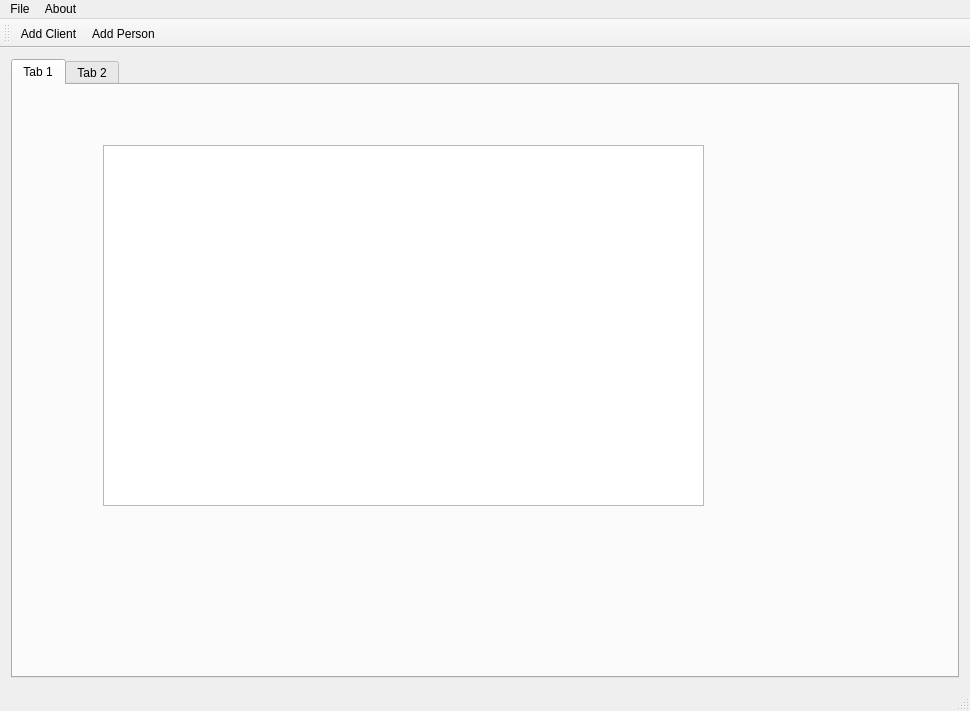
The window that mainwindow.ui (penghanyuan/ProjectQt) describes before a commit, drawn with Qt 5.
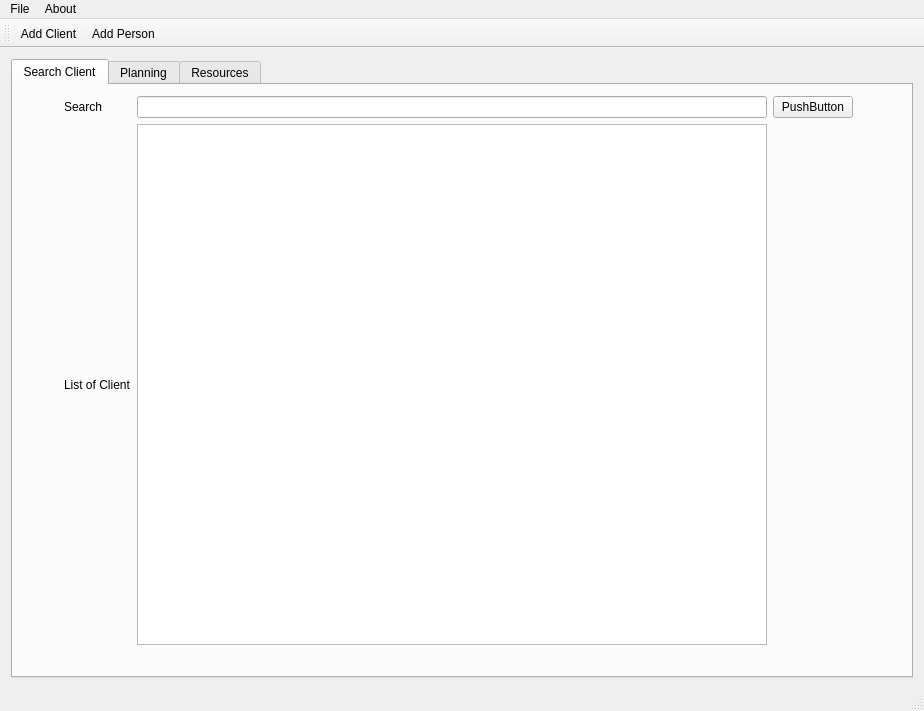
The same window after the commit. Icons and pictures are not drawn.

Patch:
```diff
--- a/mainwindow.ui
+++ b/mainwindow.ui
@@ -6,7 +6,7 @@
    <rect>
     <x>0</x>
     <y>0</y>
-    <width>970</width>
+    <width>924</width>
     <height>711</height>
    </rect>
   </property>
@@ -28,22 +28,110 @@
       </property>
       <widget class="QWidget" name="tab">
        <attribute name="title">
-        <string>Tab 1</string>
+        <string>Search Client</string>
        </attribute>
-       <widget class="QTableView" name="tableView">
+       <widget class="QWidget" name="gridLayoutWidget">
         <property name="geometry">
          <rect>
-          <x>90</x>
-          <y>60</y>
-          <width>601</width>
-          <height>361</height>
+          <x>0</x>
+          <y>0</y>
+          <width>891</width>
+          <height>571</height>
          </rect>
         </property>
+        <layout class="QGridLayout" name="gridLayout">
+         <property name="sizeConstraint">
+          <enum>QLayout::SetDefaultConstraint</enum>
+         </property>
+         <item row="0" column="2">
+          <widget class="QLineEdit" name="lineEdit">
+           <property name="sizePolicy">
+            <sizepolicy hsizetype="Preferred" vsizetype="Fixed">
+             <horstretch>0</horstretch>
+             <verstretch>0</verstretch>
+            </sizepolicy>
+           </property>
+          </widget>
+         </item>
+         <item row="0" column="0">
+          <spacer name="horizontalSpacer">
+           <property name="orientation">
+            <enum>Qt::Horizontal</enum>
+           </property>
+           <property name="sizeType">
+            <enum>QSizePolicy::Preferred</enum>
+           </property>
+           <property name="sizeHint" stdset="0">
+            <size>
+             <width>40</width>
+             <height>20</height>
+            </size>
+           </property>
+          </spacer>
+         </item>
+         <item row="1" column="2">
+          <widget class="QTableView" name="tableView"/>
+         </item>
+         <item row="0" column="1">
+          <widget class="QLabel" name="label">
+           <property name="sizePolicy">
+            <sizepolicy hsizetype="Fixed" vsizetype="Preferred">
+             <horstretch>0</horstretch>
+             <verstretch>0</verstretch>
+            </sizepolicy>
+           </property>
+           <property name="text">
+            <string>Search</string>
+           </property>
+          </widget>
+         </item>
+         <item row="0" column="4">
+          <spacer name="horizontalSpacer_2">
+           <property name="orientation">
+            <enum>Qt::Horizontal</enum>
+           </property>
+           <property name="sizeType">
+            <enum>QSizePolicy::Preferred</enum>
+           </property>
+           <property name="sizeHint" stdset="0">
+            <size>
+             <width>40</width>
+             <height>20</height>
+            </size>
+           </property>
+          </spacer>
+         </item>
+         <item row="0" column="3">
+          <widget class="QPushButton" name="pushButton">
+           <property name="sizePolicy">
+            <sizepolicy hsizetype="Fixed" vsizetype="Preferred">
+             <horstretch>0</horstretch>
+             <verstretch>0</verstretch>
+            </sizepolicy>
+           </property>
+           <property name="text">
+            <string>PushButton</string>
+           </property>
+          </widget>
+         </item>
+         <item row="1" column="1">
+          <widget class="QLabel" name="label_2">
+           <property name="text">
+            <string>List of Client</string>
+           </property>
+          </widget>
+         </item>
+        </layout>
        </widget>
       </widget>
       <widget class="QWidget" name="tab_2">
        <attribute name="title">
-        <string>Tab 2</string>
+        <string>Planning</string>
+       </attribute>
+      </widget>
+      <widget class="QWidget" name="tab_3">
+       <attribute name="title">
+        <string>Resources</string>
        </attribute>
       </widget>
      </widget>
@@ -55,7 +143,7 @@
     <rect>
      <x>0</x>
      <y>0</y>
-     <width>970</width>
+     <width>924</width>
      <height>22</height>
     </rect>
    </property>
```
